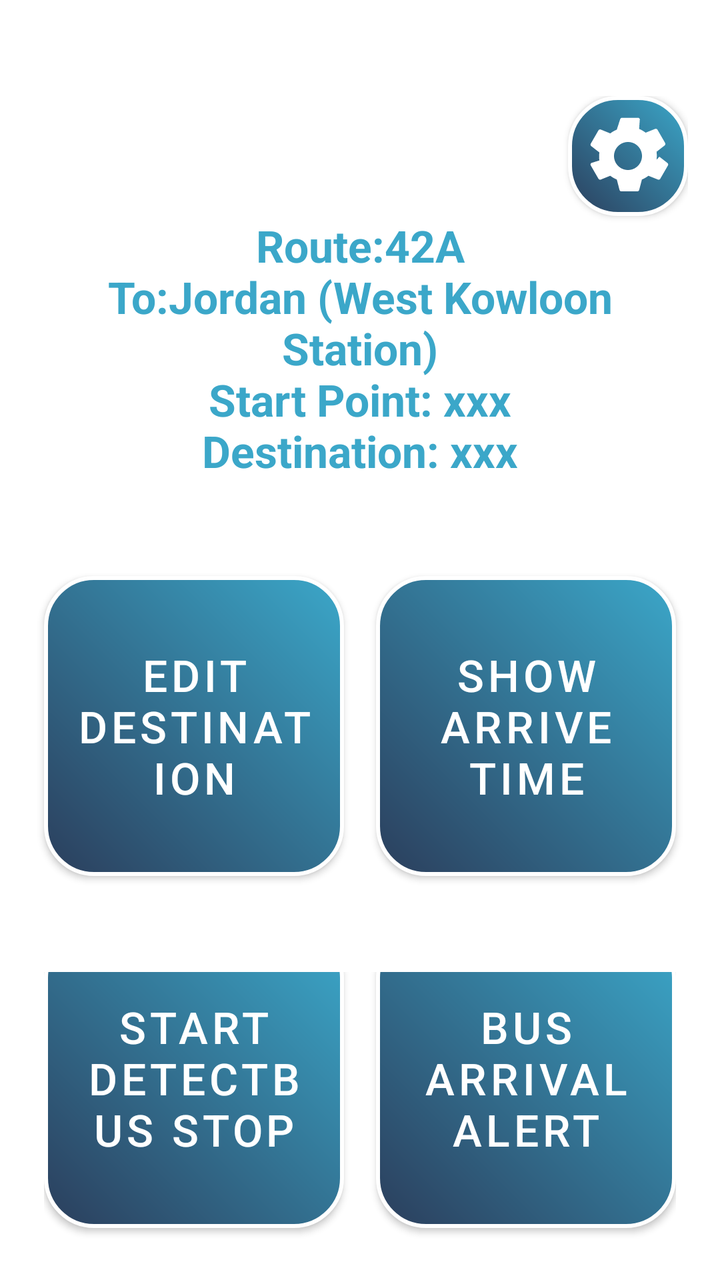
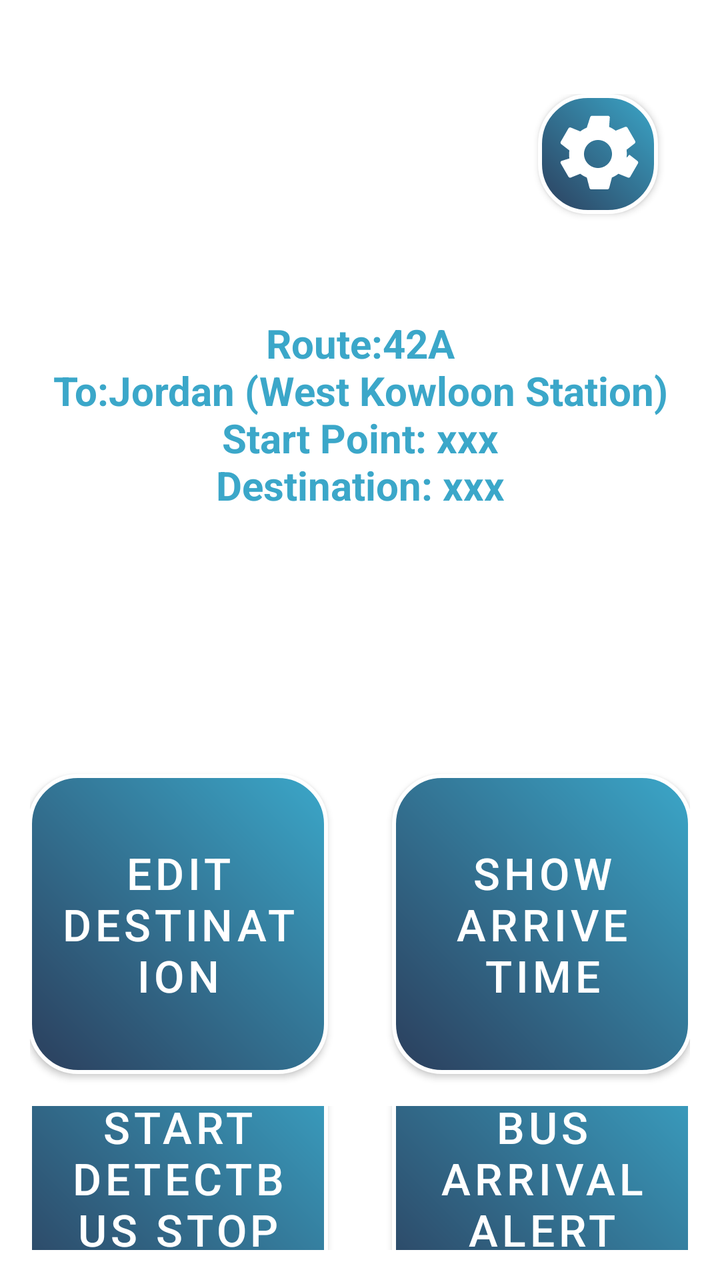

An Android layout rendered at two revisions. The XML below is the earlier revision; the diff shows what the commit changed to produce the second picture.
<!-- AndroidManifest.xml: application theme Theme.VISTA -->
<!-- res/layout/activity_find_bus_stop_menu_page.xml -->
<LinearLayout xmlns:android="http://schemas.android.com/apk/res/android"
    xmlns:app="http://schemas.android.com/apk/res-auto"
    android:id="@+id/main"
    android:layout_width="match_parent"
    android:layout_height="match_parent"
    android:background="@color/white"
    android:orientation="vertical"
    android:gravity="center"
    android:padding="16dp">

    
    <LinearLayout
        android:layout_width="match_parent"
        android:layout_height="wrap_content"
        android:layout_marginTop="32dp"
        android:orientation="vertical"
        android:gravity="center">

        
        <LinearLayout
            android:layout_width="match_parent"
            android:layout_height="wrap_content"
            android:orientation="vertical"
            android:gravity="center">
            <com.google.android.material.button.MaterialButton
                android:id="@+id/btnFindBusStopMenuPageSetting"
                android:layout_width="60dp"
                android:layout_height="60dp"
                android:layout_gravity="end"
                android:background="@drawable/button_setting"
                android:onClick="openSettingPage"
                app:backgroundTint="@null"
                app:backgroundTintMode="src_over"
                app:cornerRadius="0dp"
                app:strokeColor="@null"
                app:strokeWidth="0dp" />
            <TextView
                android:id="@+id/txtFindBusStopMenuPageBusRoute"
                android:layout_width="wrap_content"
                android:layout_height="wrap_content"
                android:layout_marginBottom="32dp"
                android:gravity="center"
                android:text="@string/FindBusStopMenuPage_BusRouteInfo"
                android:textSize="22sp"
                android:textStyle="bold"
                android:textColor="#3BA7C9" />
        </LinearLayout>

        
        <LinearLayout
            android:layout_width="356dp"
            android:layout_height="wrap_content"
            android:layout_marginBottom="32dp"
            android:gravity="center"
            android:orientation="horizontal">
            <com.google.android.material.button.MaterialButton
                android:id="@+id/btnFindBusStopMenuPageEditDestination"
                style="@style/SemiTransparentRoundedButton"
                android:layout_width="150dp"
                android:layout_height="150dp"
                android:layout_marginTop="16dp"
                android:layout_marginEnd="16dp"
                android:layout_marginBottom="16dp"
                android:background="@drawable/btn_photo_gradient"
                android:text="@string/FindBusStopMenuPage_EditDestination"
                android:textSize="22sp"
                app:backgroundTint="@null"
                app:backgroundTintMode="src_over"
                app:cornerRadius="0dp"
                app:strokeColor="@null"
                app:strokeWidth="0dp" />
            <com.google.android.material.button.MaterialButton
                android:id="@+id/btnFindBusStopMenuPageShowArriveTIme"
                style="@style/SemiTransparentRoundedButton"
                android:layout_width="150dp"
                android:layout_height="150dp"
                android:layout_marginTop="16dp"
                android:layout_marginBottom="16dp"
                android:background="@drawable/btn_photo_gradient"
                android:text="@string/FindBusStopMenuPage_ShowArriveTIme"
                android:textSize="22sp"
                app:backgroundTint="@null"
                app:backgroundTintMode="src_over"
                app:cornerRadius="0dp"
                app:strokeColor="@null"
                app:strokeWidth="0dp" />
        </LinearLayout>

        
        <LinearLayout
            android:layout_width="wrap_content"
            android:layout_height="wrap_content"
            android:gravity="center"
            android:orientation="horizontal">
            <com.google.android.material.button.MaterialButton
                android:id="@+id/btnFindBusStopMenuPageStartDetectBusStop"
                style="@style/SemiTransparentRoundedButton"
                android:layout_width="150dp"
                android:layout_height="150dp"
                android:layout_marginEnd="16dp"
                android:layout_marginBottom="16dp"
                android:background="@drawable/btn_photo_gradient"
                android:text="@string/FindBusStopMenuPage_StartDetectBusStop"
                android:textSize="22sp"
                app:backgroundTint="@null"
                app:backgroundTintMode="src_over"
                app:cornerRadius="0dp"
                app:strokeColor="@null"
                app:strokeWidth="0dp" />
            <com.google.android.material.button.MaterialButton
                android:id="@+id/btnFindBusStopMenuPageBusArrivalAlert"
                style="@style/SemiTransparentRoundedButton"
                android:layout_width="150dp"
                android:layout_height="150dp"
                android:layout_marginBottom="16dp"
                android:background="@drawable/btn_photo_gradient"
                android:text="@string/FindBusStopMenuPage_BusArrivalAlert"
                android:textSize="22sp"
                app:backgroundTint="@null"
                app:backgroundTintMode="src_over"
                app:cornerRadius="0dp"
                app:strokeColor="@null"
                app:strokeWidth="0dp" />
        </LinearLayout>
    </LinearLayout>
</LinearLayout>
<!-- resources referenced by this layout -->
<resources>
  <color name="white">#FFFFFF</color>
  <!-- drawable btn_photo_gradient (drawable) -->
  <?xml version="1.0" encoding="utf-8"?>
  <shape xmlns:android="http://schemas.android.com/apk/res/android"
      android:shape="rectangle">
  
      
      <gradient
          android:startColor="#2B3E5C"
          android:endColor="#3BA7C9"
          android:angle="45"
      />
  
      
      <corners android:radius="24dp" />
  
      
      <stroke
          android:width="2dp"
          android:color="#FFFFFF" />
  
  </shape>
  <!-- drawable button_setting (drawable) -->
  <?xml version="1.0" encoding="utf-8"?>
  <layer-list xmlns:android="http://schemas.android.com/apk/res/android">
      
      <item android:drawable="@drawable/btn_photo_gradient"/>
      
      <item
          android:drawable="@drawable/ic_gear"
          android:width="48dp"
          android:height="48dp"
          android:gravity="center"/>
  </layer-list>
  <string name="FindBusStopMenuPage_BusArrivalAlert">Bus Arrival Alert</string>
  <string name="FindBusStopMenuPage_BusRouteInfo">Route:42A\nTo:Jordan (West Kowloon Station)\nStart Point: xxx\nDestination: xxx</string>
  <string name="FindBusStopMenuPage_EditDestination">Edit Destination</string>
  <string name="FindBusStopMenuPage_ShowArriveTIme">Show Arrive Time</string>
  <string name="FindBusStopMenuPage_StartDetectBusStop">Start DetectBus Stop</string>
  <style name="SemiTransparentRoundedButton" parent="Widget.MaterialComponents.Button">
          <item name="android:textColor">#FFFFFF</item>
          <item name="background">@drawable/button_selector</item> 
          <item name="cornerRadius">24dp</item>
          <item name="strokeColor">#FFFFFF</item>
          <item name="strokeWidth">2dp</item>
          <item name="backgroundTint">#20FFFFFF</item> 
      </style>
  <style name="Theme.VISTA" parent="Theme.MaterialComponents.DayNight.NoActionBar">
          <item name="colorPrimary">@color/semi_transparent_white</item>
          <item name="colorPrimaryVariant">@color/semi_transparent_white</item>
          <item name="colorOnPrimary">@color/white</item>
          <item name="android:statusBarColor">#D3D3D3</item>
      </style>
  <!-- drawable button_selector (drawable) -->
  <?xml version="1.0" encoding="utf-8"?>
  <selector xmlns:android="http://schemas.android.com/apk/res/android">
      
      <item android:state_pressed="true">
          <shape android:shape="rectangle">
              <solid android:color="#20FFFFFF" /> 
              <stroke android:width="2dp" android:color="#FFFFFF" />
              <corners android:radius="24dp" />
          </shape>
      </item>
  
      
      <item android:state_selected="true">
          <shape android:shape="rectangle">
              <solid android:color="#FFFF00" /> 
              <stroke android:width="2dp" android:color="#FFFFFF" />
              <corners android:radius="24dp" />
          </shape>
      </item>
  
      
      <item>
          <shape android:shape="rectangle">
              <solid android:color="#20FFFFFF" /> 
              <stroke android:width="2dp" android:color="#FFFFFF" />
              <corners android:radius="24dp" />
          </shape>
      </item>
  </selector>
  <color name="semi_transparent_white">#80FFFFFF</color>
  <!-- unchanged entries left out for length: 1 -->
</resources>

<!-- the commit's change to res/layout/activity_find_bus_stop_menu_page.xml (unified diff, before → after) -->
@@ -4,9 +4,11 @@
     android:layout_width="match_parent"
     android:layout_height="match_parent"
     android:background="@color/white"
+    android:gravity="center"
     android:orientation="vertical"
-    android:gravity="center"
-    android:padding="16dp">
+    android:padding="15dp"
+    >
+    
 
     
     <LinearLayout
@@ -17,50 +19,54 @@
         android:gravity="center">
 
         
+            
+        <com.google.android.material.button.MaterialButton
+            android:id="@+id/btnMainMenuSetting"
+            android:layout_width="60dp"
+            android:layout_height="60dp"
+            android:layout_marginEnd="16dp"
+            android:layout_gravity="end"
+            android:background="@drawable/button_setting"
+            android:onClick="openSettingPage"
+            android:contentDescription="@string/setting"
+            app:backgroundTint="@null"
+            app:backgroundTintMode="src_over"
+            app:cornerRadius="0dp"
+            app:strokeColor="@null"
+            app:strokeWidth="0dp" />
         <LinearLayout
             android:layout_width="match_parent"
             android:layout_height="wrap_content"
+            android:layout_marginBottom="32dp"
             android:orientation="vertical"
             android:gravity="center">
-            <com.google.android.material.button.MaterialButton
-                android:id="@+id/btnFindBusStopMenuPageSetting"
-                android:layout_width="60dp"
-                android:layout_height="60dp"
-                android:layout_gravity="end"
-                android:background="@drawable/button_setting"
-                android:onClick="openSettingPage"
-                app:backgroundTint="@null"
-                app:backgroundTintMode="src_over"
-                app:cornerRadius="0dp"
-                app:strokeColor="@null"
-                app:strokeWidth="0dp" />
+            
             <TextView
                 android:id="@+id/txtFindBusStopMenuPageBusRoute"
                 android:layout_width="wrap_content"
-                android:layout_height="wrap_content"
+                android:layout_height="200dp"
                 android:layout_marginBottom="32dp"
                 android:gravity="center"
                 android:text="@string/FindBusStopMenuPage_BusRouteInfo"
-                android:textSize="22sp"
+                android:textSize="20sp"
                 android:textStyle="bold"
                 android:textColor="#3BA7C9" />
         </LinearLayout>
 
         
         <LinearLayout
-            android:layout_width="356dp"
+            android:layout_width="wrap_content"
             android:layout_height="wrap_content"
-            android:layout_marginBottom="32dp"
-            android:gravity="center"
-            android:orientation="horizontal">
-            <com.google.android.material.button.MaterialButton
+            android:orientation="horizontal"
+            android:gravity="center">
+
+        <com.google.android.material.button.MaterialButton
                 android:id="@+id/btnFindBusStopMenuPageEditDestination"
                 style="@style/SemiTransparentRoundedButton"
                 android:layout_width="150dp"
                 android:layout_height="150dp"
-                android:layout_marginTop="16dp"
-                android:layout_marginEnd="16dp"
-                android:layout_marginBottom="16dp"
+                android:layout_margin="16dp"
+                android:layout_gravity="center"
                 android:background="@drawable/btn_photo_gradient"
                 android:text="@string/FindBusStopMenuPage_EditDestination"
                 android:textSize="22sp"
@@ -69,13 +75,14 @@
                 app:cornerRadius="0dp"
                 app:strokeColor="@null"
                 app:strokeWidth="0dp" />
+
             <com.google.android.material.button.MaterialButton
                 android:id="@+id/btnFindBusStopMenuPageShowArriveTIme"
                 style="@style/SemiTransparentRoundedButton"
                 android:layout_width="150dp"
                 android:layout_height="150dp"
-                android:layout_marginTop="16dp"
-                android:layout_marginBottom="16dp"
+                android:layout_margin="16dp"
+                android:layout_gravity="center"
                 android:background="@drawable/btn_photo_gradient"
                 android:text="@string/FindBusStopMenuPage_ShowArriveTIme"
                 android:textSize="22sp"
@@ -90,15 +97,16 @@
         <LinearLayout
             android:layout_width="wrap_content"
             android:layout_height="wrap_content"
-            android:gravity="center"
-            android:orientation="horizontal">
+            android:orientation="horizontal"
+            android:gravity="center">
+
             <com.google.android.material.button.MaterialButton
                 android:id="@+id/btnFindBusStopMenuPageStartDetectBusStop"
                 style="@style/SemiTransparentRoundedButton"
                 android:layout_width="150dp"
                 android:layout_height="150dp"
-                android:layout_marginEnd="16dp"
-                android:layout_marginBottom="16dp"
+                android:layout_margin="16dp"
+                android:layout_gravity="center"
                 android:background="@drawable/btn_photo_gradient"
                 android:text="@string/FindBusStopMenuPage_StartDetectBusStop"
                 android:textSize="22sp"
@@ -112,7 +120,8 @@
                 style="@style/SemiTransparentRoundedButton"
                 android:layout_width="150dp"
                 android:layout_height="150dp"
-                android:layout_marginBottom="16dp"
+                android:layout_margin="16dp"
+                android:layout_gravity="center"
                 android:background="@drawable/btn_photo_gradient"
                 android:text="@string/FindBusStopMenuPage_BusArrivalAlert"
                 android:textSize="22sp"
<!-- resource entries referenced after the edit -->
@@ -39,6 +39,7 @@
   <string name="FindBusStopMenuPage_EditDestination">Edit Destination</string>
   <string name="FindBusStopMenuPage_ShowArriveTIme">Show Arrive Time</string>
   <string name="FindBusStopMenuPage_StartDetectBusStop">Start DetectBus Stop</string>
+  <string name="setting">setting</string>
   <style name="SemiTransparentRoundedButton" parent="Widget.MaterialComponents.Button">
           <item name="android:textColor">#FFFFFF</item>
           <item name="background">@drawable/button_selector</item> 
